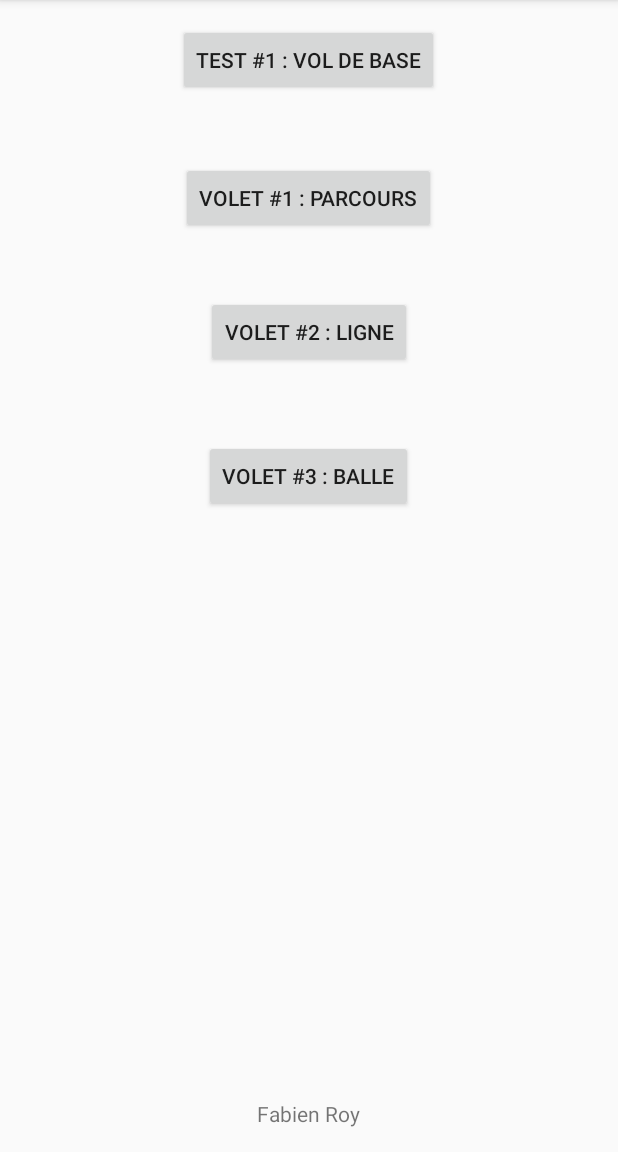
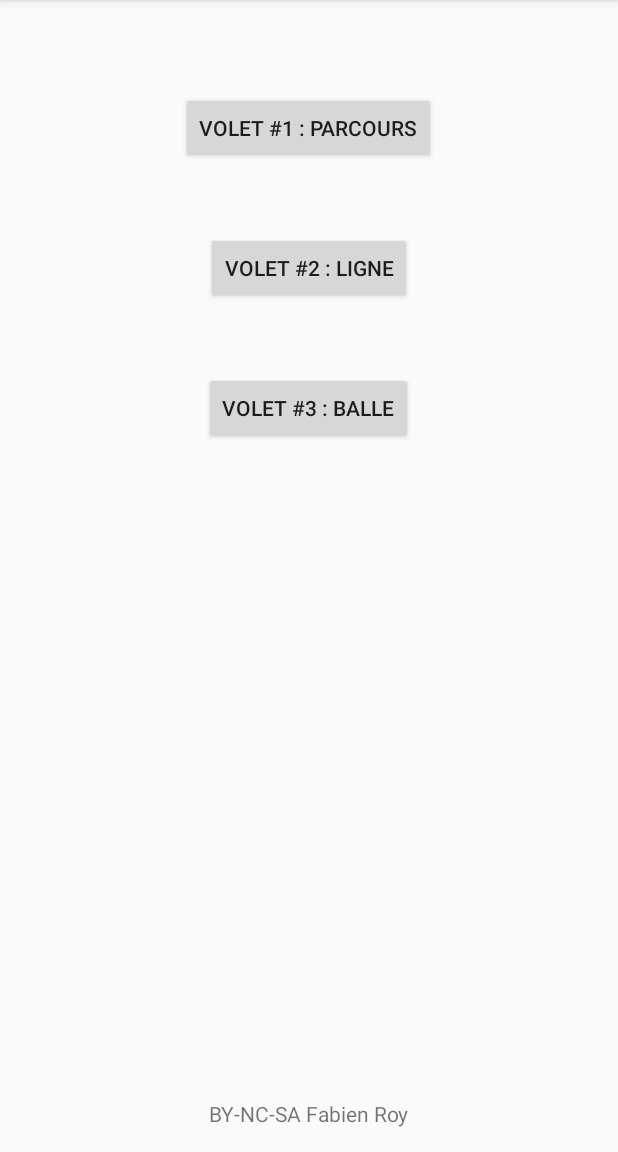
Before and after one commit to fabien-roy/dji-mobile-sdk-example, an Android app: the screen it shows after launch (MainActivity before the commit, ActivityMain after it), on a phone screen of 412 x 824 dp, the part 84-1236 px from its top. Run offline under Robolectric (Android 15) with nearby library versions, the phone set to English and light mode, and no system bars; 1 statement that could not run was skipped.

Commit message:
Prepared main app

```diff
--- /dev/null
+++ b/app/src/main/java/net/info420/fabien/dronetravailpratique/ActivityMain.java
@@ -0,0 +1,42 @@
+package net.info420.fabien.dronetravailpratique;
+
+import android.content.Intent;
+import android.os.Bundle;
+import android.support.v7.app.AppCompatActivity;
+import android.view.View;
+import android.widget.Button;
+
+public class ActivityMain extends AppCompatActivity implements View.OnClickListener {
+  Button activity_main_btn_obj1;
+  Button activity_main_btn_obj2;
+  Button activity_main_btn_obj3;
+
+  Intent intent_service_objective1_step1 = new Intent(this, IntentServiceObj1Step1.class);
+
+  @Override
+  protected void onCreate(Bundle savedInstanceState) {
+    super.onCreate(savedInstanceState);
+    setContentView(R.layout.activity_main);
+
+    activity_main_btn_obj1 = (Button) findViewById(R.id.activity_main_btn_obj1);
+    activity_main_btn_obj2 = (Button) findViewById(R.id.activity_main_btn_obj2);
+    activity_main_btn_obj3 = (Button) findViewById(R.id.activity_main_btn_obj3);
+
+    activity_main_btn_obj1.setOnClickListener(this);
+    activity_main_btn_obj2.setOnClickListener(this);
+    activity_main_btn_obj3.setOnClickListener(this);
+  }
+
+  @Override
+  public void onClick(View view) {
+    switch(view.getId()) {
+      case R.id.activity_main_btn_obj1:
+        startService(intent_service_objective1_step1);
+        break;
+      case R.id.activity_main_btn_obj2:
+        break;
+      case R.id.activity_main_btn_obj3:
+        break;
+    }
+  }
+}
--- /dev/null
+++ b/app/src/main/java/net/info420/fabien/dronetravailpratique/ApplicationDrone.java
@@ -0,0 +1,18 @@
+package net.info420.fabien.dronetravailpratique;
+
+import android.app.Application;
+
+/**
+ * Created by fabien on 17-02-10.
+ */
+
+public class ApplicationDrone extends Application {
+  // Parameters used in the whole application
+
+  @Override
+  public void onCreate() {
+    super.onCreate();
+
+    // Instanciation used in the whole application
+  }
+}
--- a/app/src/main/java/net/info420/fabien/dronetravailpratique/MainActivity.java
+++ /dev/null
@@ -1,13 +0,0 @@
-package net.info420.fabien.dronetravailpratique;
-
-import android.support.v7.app.AppCompatActivity;
-import android.os.Bundle;
-
-public class MainActivity extends AppCompatActivity {
-
-  @Override
-  protected void onCreate(Bundle savedInstanceState) {
-    super.onCreate(savedInstanceState);
-    setContentView(R.layout.activity_main);
-  }
-}
--- a/app/src/main/res/layout/activity_main.xml
+++ b/app/src/main/res/layout/activity_main.xml
@@ -9,47 +9,38 @@
   android:paddingLeft="@dimen/activity_horizontal_margin"
   android:paddingRight="@dimen/activity_horizontal_margin"
   android:paddingTop="@dimen/activity_vertical_margin"
-  tools:context="net.info420.fabien.dronetravailpratique.MainActivity">
+  tools:context="net.info420.fabien.dronetravailpratique.ActivityMain">
 
   <TextView
     android:layout_width="wrap_content"
     android:layout_height="wrap_content"
-    android:text="Fabien Roy"
+    android:text="BY-NC-SA Fabien Roy"
     android:layout_alignParentBottom="true"
-    android:layout_centerHorizontal="true"/>
-
-  <Button
-    android:text="Test #1 : Vol de base"
-    android:layout_width="wrap_content"
-    android:layout_height="wrap_content"
-    android:id="@+id/button"
-    android:layout_alignParentTop="true"
     android:layout_centerHorizontal="true"/>
 
   <Button
     android:text="Volet #3 : Balle"
     android:layout_width="wrap_content"
     android:layout_height="wrap_content"
-    android:layout_marginTop="48dp"
-    android:id="@+id/button4"
-    android:layout_below="@+id/button3"
+    android:layout_marginTop="45dp"
+    android:id="@+id/activity_main_btn_obj3"
+    android:layout_below="@+id/activity_main_btn_obj2"
     android:layout_centerHorizontal="true"/>
 
   <Button
     android:text="Volet #2 : Ligne"
     android:layout_width="wrap_content"
     android:layout_height="wrap_content"
-    android:layout_marginTop="41dp"
-    android:id="@+id/button3"
-    android:layout_below="@+id/button2"
+    android:layout_marginTop="45dp"
+    android:id="@+id/activity_main_btn_obj2"
+    android:layout_below="@+id/activity_main_btn_obj1"
     android:layout_centerHorizontal="true"/>
 
   <Button
     android:text="Volet #1 : Parcours"
     android:layout_width="wrap_content"
     android:layout_height="wrap_content"
-    android:layout_marginTop="44dp"
-    android:id="@+id/button2"
-    android:layout_below="@+id/button"
+    android:layout_marginTop="45dp"
+    android:id="@+id/activity_main_btn_obj1"
     android:layout_centerHorizontal="true"/>
 </RelativeLayout>
```
Also changed, not shown: app/src/main/AndroidManifest.xml (+7 -6 lines), app/src/main/java/net/info420/fabien/dronetravailpratique/IntentServiceObj1Step1.java (added, +21 -0 lines), app/src/main/java/net/info420/fabien/dronetravailpratique/Test1Activity.java (deleted, +0 -29 lines).
